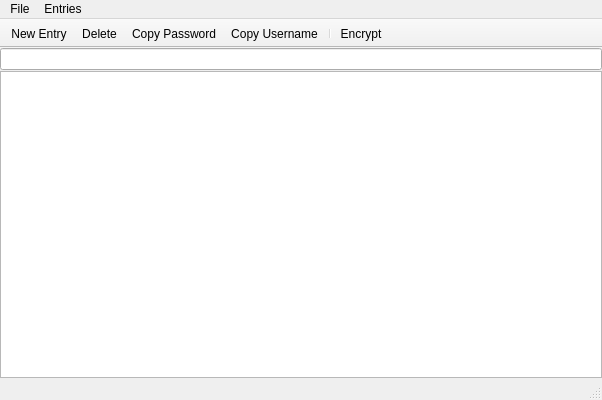
Above: Wilhelmina/Wilhelmina.ui from nrosvall/Wilhelmina before the change. Below: the same form after it.
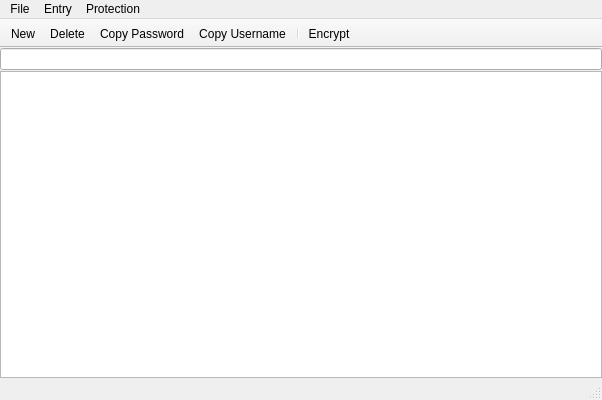
That is the form after the change. Icons and pictures are not drawn.

```diff
--- a/Wilhelmina/Wilhelmina.ui
+++ b/Wilhelmina/Wilhelmina.ui
@@ -94,7 +94,7 @@
    </widget>
    <widget class="QMenu" name="menuEntries">
     <property name="title">
-     <string>Entries</string>
+     <string>Entry</string>
     </property>
     <addaction name="actionNew"/>
     <addaction name="actionDelete"/>
@@ -103,9 +103,18 @@
     <addaction name="separator"/>
     <addaction name="actionCopyPassword"/>
     <addaction name="actionCopyUsername"/>
+    <addaction name="separator"/>
+    <addaction name="actionOpen_in_Browser"/>
+   </widget>
+   <widget class="QMenu" name="menuProtection">
+    <property name="title">
+     <string>Protection</string>
+    </property>
+    <addaction name="actionEncrypt"/>
    </widget>
    <addaction name="menuFile"/>
    <addaction name="menuEntries"/>
+   <addaction name="menuProtection"/>
   </widget>
   <widget class="QToolBar" name="mainToolBar">
    <property name="movable">
@@ -143,7 +152,7 @@
      <normaloff>:/wilhelmina/icons/new.png</normaloff>:/wilhelmina/icons/new.png</iconset>
    </property>
    <property name="text">
-    <string>New Entry...</string>
+    <string>New...</string>
    </property>
    <property name="toolTip">
     <string>Create new entry</string>
```
Left out of the diff: 27 changed lines with no effect on the pictures.
